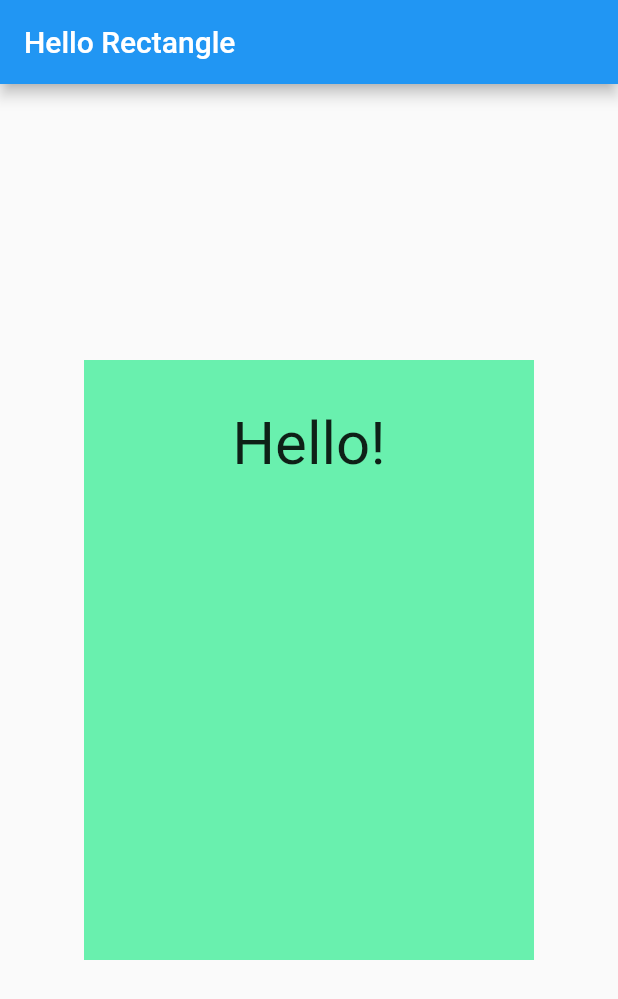
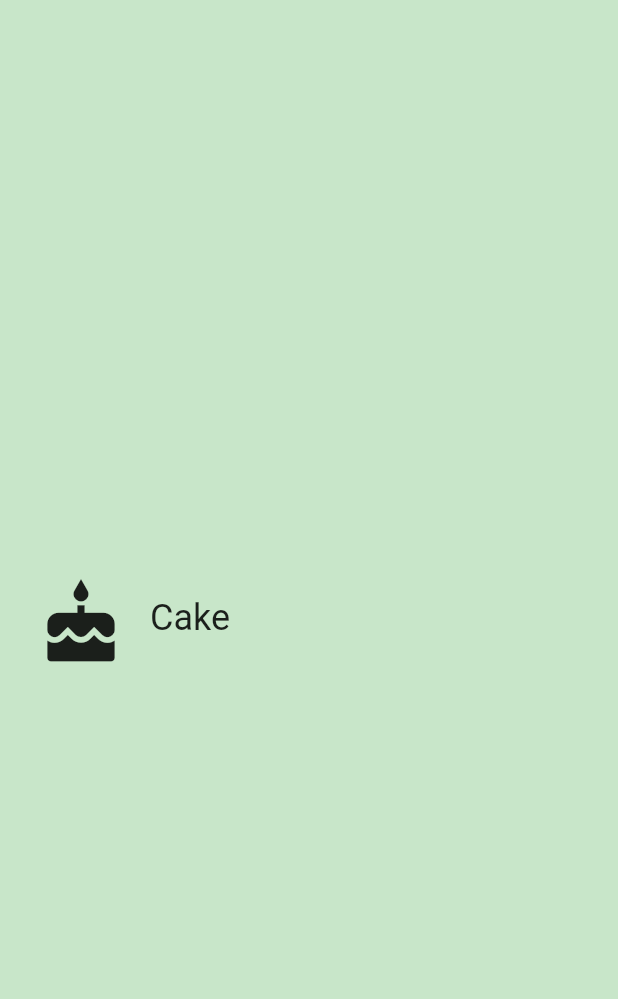
Before and after one commit to syntaxxxxx/flutter, a Flutter app: the screen it shows after launch, on a phone screen of 412 x 824 dp. Shown: the top 999 px of the screen. Run offline on Flutter 3.47's test engine with Material 2 defaults, Android fonts, the phone set to English and light mode, and no system bars.

Commit message:
implement of category widget

```diff
--- /dev/null
+++ b/lib/category.dart
@@ -0,0 +1,61 @@
+import 'package:flutter/material.dart';
+import 'package:meta/meta.dart';
+
+final _rowHeight = 100.0;
+final _borderRadius = BorderRadius.circular(_rowHeight / 2);
+
+class Category extends StatelessWidget {
+  final String name;
+  final ColorSwatch color;
+  final IconData iconLocation;
+
+  const Category(
+      {Key key,
+      @required this.name,
+      @required this.color,
+      @required this.iconLocation})
+      : assert(name != null),
+        assert(color != null),
+        assert(iconLocation != null),
+        super(key: key);
+
+  @override
+  Widget build(BuildContext context) {
+    return Material(
+      color: Colors.transparent,
+      child: Container(
+        height: _rowHeight,
+        child: InkWell(
+          borderRadius: _borderRadius,
+          highlightColor: color,
+          splashColor: color,
+          onTap: () {
+            print('Hai fiqri hafzain!');
+          },
+          child: Padding(
+            padding: EdgeInsets.all(8.0),
+            child: Row(
+              crossAxisAlignment: CrossAxisAlignment.stretch,
+              children: [
+                Padding(
+                  padding: EdgeInsets.all(16.0),
+                  child: Icon(
+                    iconLocation,
+                    size: 60.0,
+                  ),
+                ),
+                Center(
+                  child: Text(
+                    name,
+                    textAlign: TextAlign.center,
+                    style: Theme.of(context).textTheme.headline5,
+                  ),
+                )
+              ],
+            ),
+          ),
+        ),
+      ),
+    );
+  }
+}
--- a/lib/main.dart
+++ b/lib/main.dart
@@ -1,36 +1,30 @@
 import 'package:flutter/material.dart';
+import 'package:hello_rectangle/category.dart';
 
-const _padding = EdgeInsets.all(16.0);
+const _categoryName = 'Cake';
+const _categoryIcon = Icons.cake;
+const _categoryColor = Colors.green;
 
 void main() {
-  runApp(MaterialApp(
-    debugShowCheckedModeBanner: false,
-    home: Scaffold(
-      appBar: AppBar(
-        title: Text('Hello Rectangle'),
-      ),
-      body: HelloRectangle(),
-    ),
-  ));
+  runApp(UnitConverterApp());
 }
 
-class HelloRectangle extends StatelessWidget {
+class UnitConverterApp extends StatelessWidget {
   @override
   Widget build(BuildContext context) {
-    return Center(
-      child: Container(
-          padding: _padding,
-          color: Colors.greenAccent,
-          height: 400.0,
-          width: 300.0,
-          child: Padding(
-            padding: _padding,
-            child: Text(
-              'Hello!',
-              style: TextStyle(fontSize: 40.0),
-              textAlign: TextAlign.center,
-            ),
-          )),
+    return MaterialApp(
+      debugShowCheckedModeBanner: false,
+      title: 'Unit Converter',
+      home: Scaffold(
+        backgroundColor: Colors.green[100],
+        body: Center(
+          child: Category(
+            name: _categoryName,
+            color: _categoryColor,
+            iconLocation: _categoryIcon,
+          ),
+        ),
+      ),
     );
   }
 }
```
